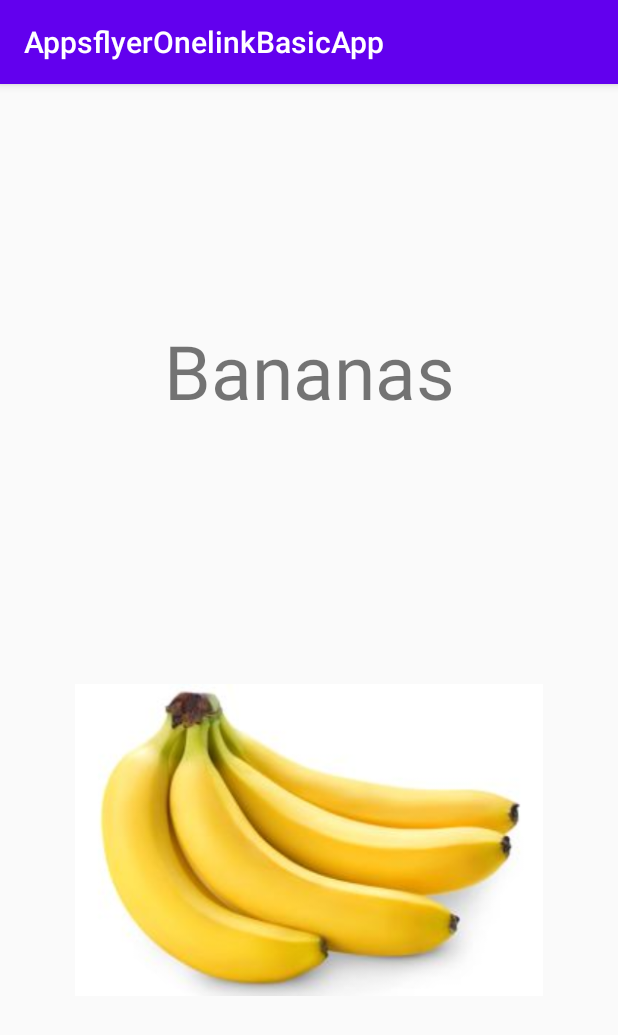
After one commit to liaz-af/appsflyer-onelink-sample-apps, an Android app: the bananasActivity screen opened directly, with no data from a screen before it, on a phone screen of 412 x 824 dp. The commit adds this screen. Shown: the top 1035 px of the screen. Run offline under Robolectric (Android 15) with nearby library versions, the phone set to English and light mode, and no system bars.

Commit message:
To-Squash - Android simple app

```diff
--- /dev/null
+++ b/onelink-android/java/simple_deep_link_pass_data/app/src/main/java/com/appsflyer/liazkamper/appsflyeronelinkbasicapp/bananasActivity.java
@@ -0,0 +1,14 @@
+package com.appsflyer.liazkamper.appsflyeronelinkbasicapp;
+
+import androidx.appcompat.app.AppCompatActivity;
+
+import android.os.Bundle;
+
+public class bananasActivity extends AppCompatActivity {
+
+    @Override
+    protected void onCreate(Bundle savedInstanceState) {
+        super.onCreate(savedInstanceState);
+        setContentView(R.layout.activity_bananas);
+    }
+}
--- /dev/null
+++ b/onelink-android/java/simple_deep_link_pass_data/app/src/main/res/layout/activity_bananas.xml
@@ -0,0 +1,35 @@
+<?xml version="1.0" encoding="utf-8"?>
+<androidx.constraintlayout.widget.ConstraintLayout xmlns:android="http://schemas.android.com/apk/res/android"
+    xmlns:app="http://schemas.android.com/apk/res-auto"
+    xmlns:tools="http://schemas.android.com/tools"
+    android:layout_width="match_parent"
+    android:layout_height="match_parent"
+    tools:context=".bananasActivity">
+
+    <TextView
+        android:id="@+id/bananasTitle"
+        android:layout_width="wrap_content"
+        android:layout_height="wrap_content"
+        android:text="@string/bananas_str"
+        android:textAlignment="center"
+        android:textSize="50sp"
+        app:layout_constraintBottom_toTopOf="@id/bananasImage"
+        app:layout_constraintEnd_toEndOf="parent"
+        app:layout_constraintStart_toStartOf="parent"
+        app:layout_constraintTop_toTopOf="parent" />
+
+    <ImageView
+        android:id="@+id/bananasImage"
+        tools:ignore="ContentDescription"
+        android:layout_width="match_parent"
+        android:layout_height="wrap_content"
+        android:layout_marginStart="50dp"
+        android:layout_marginTop="16dp"
+        android:layout_marginEnd="50dp"
+        app:layout_constraintBottom_toBottomOf="parent"
+        app:layout_constraintEnd_toEndOf="parent"
+        app:layout_constraintStart_toStartOf="parent"
+        app:layout_constraintTop_toBottomOf="@+id/bananasTitle"
+        app:srcCompat="@drawable/bananas" />
+
+</androidx.constraintlayout.widget.ConstraintLayout>
--- a/onelink-android/java/simple_deep_link_pass_data/app/src/main/res/layout/activity_main.xml
+++ b/onelink-android/java/simple_deep_link_pass_data/app/src/main/res/layout/activity_main.xml
@@ -57,6 +57,7 @@
             android:layout_marginStart="10dp"
             android:layout_marginEnd="10dp"
             android:background="@android:color/holo_green_light"
+            android:onClick="goToApples"
             android:text="Apples"
             android:textColor="@android:color/white"
             android:textSize="20sp" />
@@ -68,6 +69,7 @@
             android:layout_marginStart="10dp"
             android:layout_marginEnd="10dp"
             android:backgroundTint="#EDE214"
+            android:onClick="goToBananas"
             android:text="Bananas"
             android:textColor="@android:color/black"
             android:textSize="20sp" />
--- a/onelink-android/java/simple_deep_link_pass_data/app/src/main/res/values/strings.xml
+++ b/onelink-android/java/simple_deep_link_pass_data/app/src/main/res/values/strings.xml
@@ -1,3 +1,5 @@
 <resources>
     <string name="app_name">AppsflyerOnelinkBasicApp</string>
+    <string name="apples_str">Apples</string>
+    <string name="bananas_str">Bananas</string>
 </resources>
```
Also changed, not shown: onelink-android/java/simple_deep_link_pass_data/app/src/main/AndroidManifest.xml (+7 -2 lines), onelink-android/java/simple_deep_link_pass_data/app/src/main/java/com/appsflyer/liazkamper/appsflyeronelinkbasicapp/MainActivity.java (+11 -0 lines), onelink-android/java/simple_deep_link_pass_data/app/src/main/java/com/appsflyer/liazkamper/appsflyeronelinkbasicapp/applesActivity.java (added, +14 -0 lines), onelink-android/java/simple_deep_link_pass_data/app/src/main/res/layout/activity_apples.xml (added, +33 -0 lines), onelink-android/java/simple_deep_link_pass_data/app/src/main/res/drawable/apples.jpeg (added), onelink-android/java/simple_deep_link_pass_data/app/src/main/res/drawable/bananas.jpg (added), onelink-android/java/simple_deep_link_pass_data/app/src/main/res/drawable/peaches.jpeg (added).
